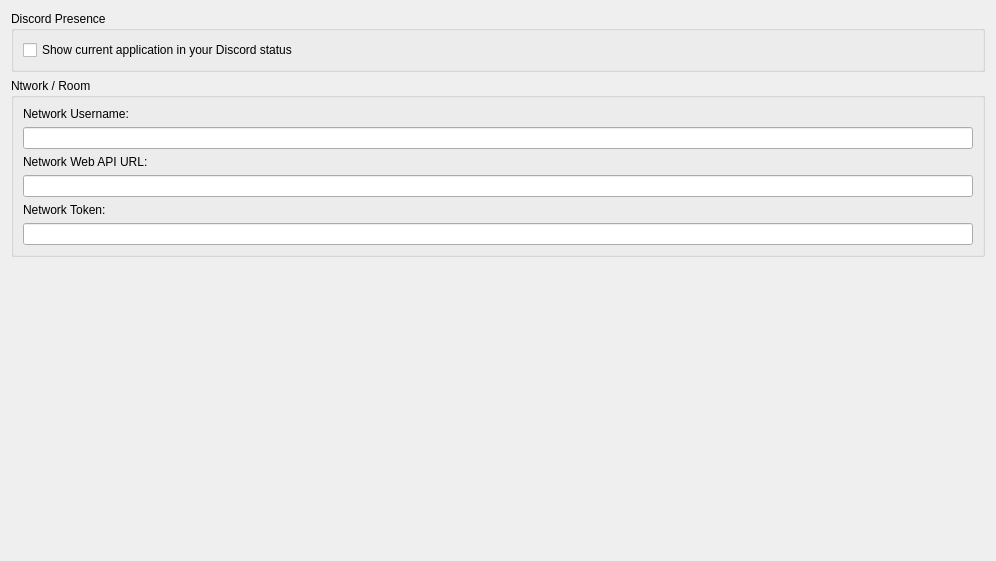
Before: the Qt Designer form src/citra_qt/configuration/configure_network.ui in azahar-emu/azahar, drawn with Qt 5.
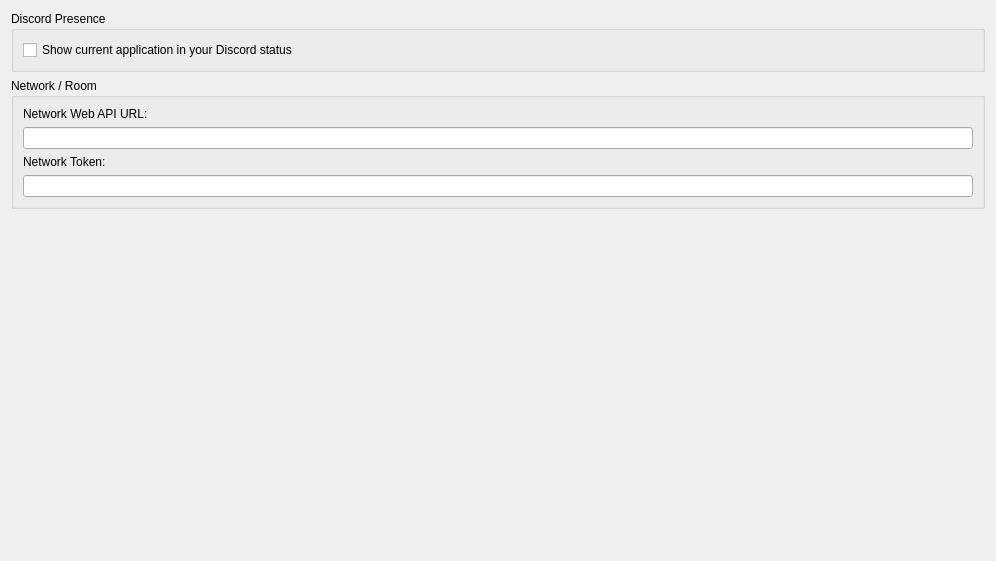
After: the same form once the commit is applied.

Commit message: remove network_username setting and use the one from cfg

The edit to the form file:
```diff
--- a/src/citra_qt/configuration/configure_network.ui
+++ b/src/citra_qt/configuration/configure_network.ui
@@ -33,19 +33,9 @@
    <item>
     <widget class="QGroupBox" name="network_group">
      <property name="title">
-      <string>Ntwork / Room</string>
+      <string>Network / Room</string>
      </property>
      <layout class="QVBoxLayout" name="verticalLayout_22">
-      <item>
-       <widget class="QLabel" name="label">
-        <property name="text">
-         <string>Network Username:</string>
-        </property>
-       </widget>
-      </item>
-      <item>
-       <widget class="QLineEdit" name="username_lineedit"/>
-      </item>
       <item>
        <widget class="QLabel" name="label_2">
         <property name="text">
```
The commit also changes 25 other files.
